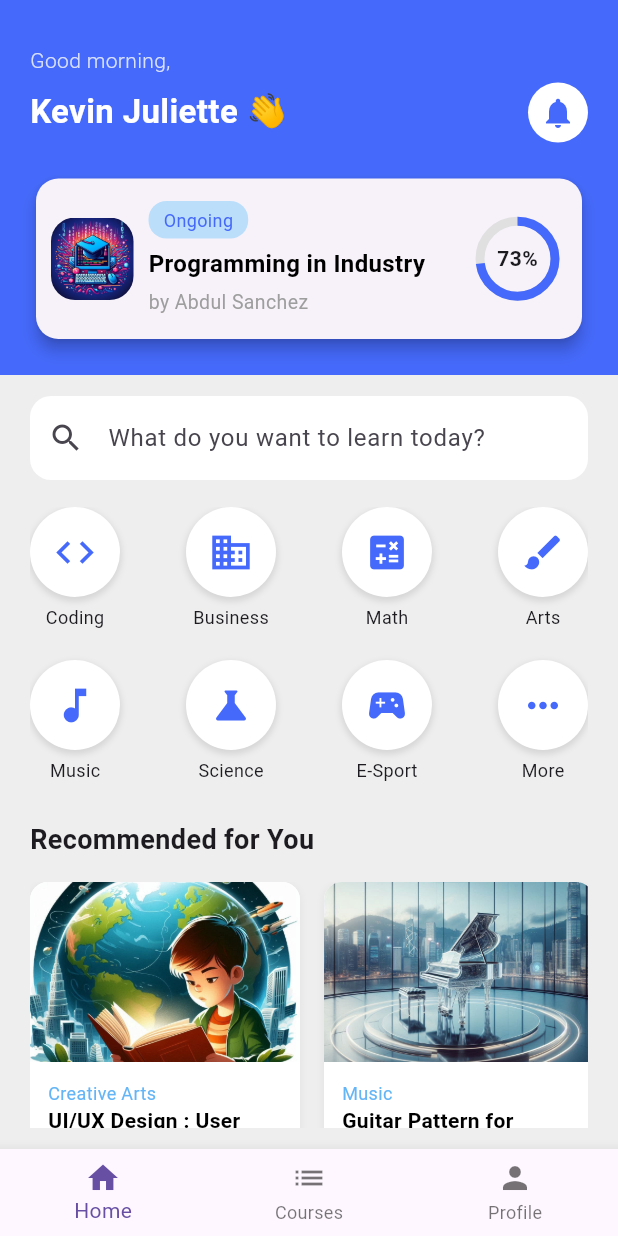
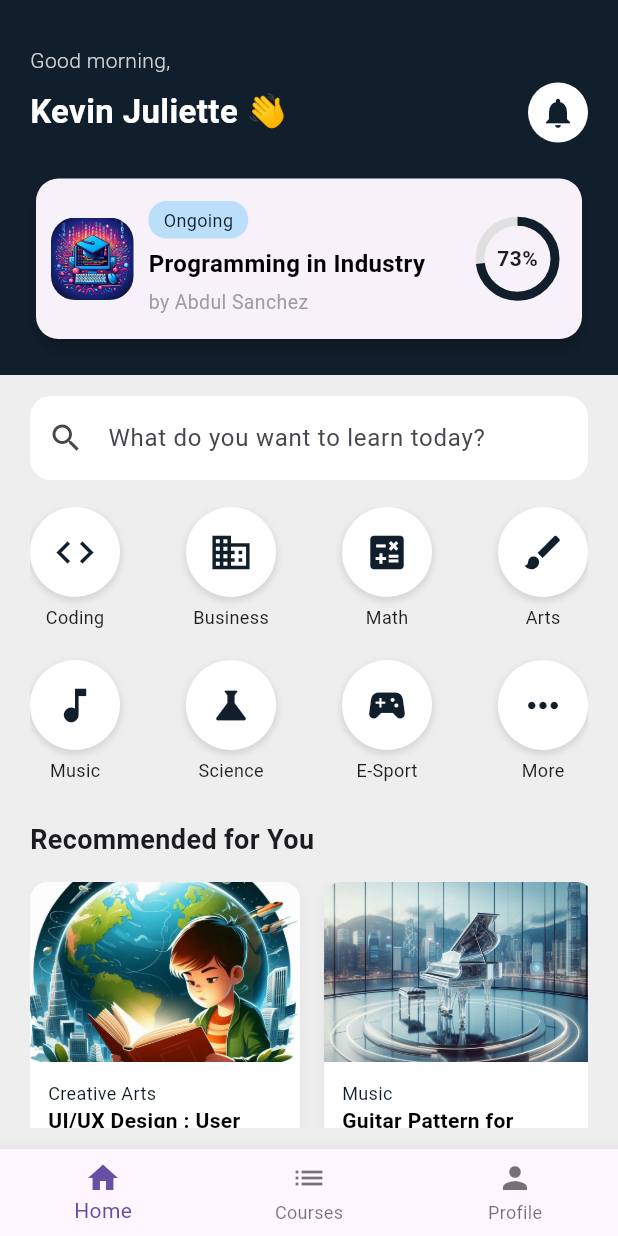
Before and after one commit to sabilulmuttaqin/apk_pembelajaran_mobile, a Flutter app: the screen it shows after launch, on a phone screen of 412 x 824 dp. Run offline on Flutter 3.47's test engine with Material 3 defaults, Android fonts, the phone set to English and light mode, and no system bars; our stand-ins replace get.

Commit message:
Update home_view.dart

```diff
--- a/lib/app/modules/home/views/home_view.dart
+++ b/lib/app/modules/home/views/home_view.dart
@@ -3,6 +3,7 @@ import 'package:get/get.dart';
 import '/app/modules/course/views/course_view.dart';
 import '../controllers/home_controller.dart';
 import '/app/modules/profile/views/profile_view.dart';
+import '/app/modules/history/views/history_view.dart';
 
 class HomeView extends GetView<HomeController> {
   const HomeView({super.key});
@@ -21,7 +22,7 @@ class HomeView extends GetView<HomeController> {
       preferredSize: const Size.fromHeight(250),
       child: AppBar(
         automaticallyImplyLeading: false,
-        backgroundColor: const Color(0xFF4569FA),
+        backgroundColor: const Color.fromARGB(255, 17, 31, 44),
         elevation: 0,
         flexibleSpace: Stack(
           children: [
@@ -70,7 +71,7 @@ class HomeView extends GetView<HomeController> {
               backgroundColor: Colors.white,
               child: Icon(
                 Icons.notifications,
-                color: Color(0xFF4569FA),
+                color: const Color.fromARGB(255, 17, 31, 44),
               ),
             ),
           ],
@@ -130,7 +131,7 @@ class HomeView extends GetView<HomeController> {
           child: const Text(
             'Ongoing',
             style: TextStyle(
-              color: Color(0xFF4569FA),
+              color: const Color.fromARGB(255, 17, 31, 44),
               fontSize: 12,
             ),
           ),
@@ -166,7 +167,9 @@ class HomeView extends GetView<HomeController> {
           child: CircularProgressIndicator(
             value: 0.73,
             strokeWidth: 6,
-            valueColor: const AlwaysStoppedAnimation<Color>(Color(0xFF4569FA)),
+            valueColor: const AlwaysStoppedAnimation<Color>(
+              Color.fromARGB(255, 17, 31, 44),
+            ),
             backgroundColor: Colors.grey[300],
           ),
         ),
@@ -278,7 +281,11 @@ class HomeView extends GetView<HomeController> {
                 ),
               ],
             ),
-            child: Icon(icon, size: 30, color: const Color(0xFF4569FA)),
+            child: Icon(
+              icon,
+              size: 30,
+              color: Color.fromARGB(255, 17, 31, 44),
+            ),
           ),
         ),
         const SizedBox(height: 5),
@@ -360,7 +367,7 @@ class HomeView extends GetView<HomeController> {
                   category,
                   style: TextStyle(
                     fontSize: 12,
-                    color: Colors.blue[300],
+                    color: const Color.fromARGB(255, 17, 31, 44),
                   ),
                 ),
                 Text(
@@ -413,10 +420,9 @@ class HomeView extends GetView<HomeController> {
         if (index == 0) {
           Get.to(() => HomeView());
         } else if (index == 1) {
-          Get.to(() => CourseView());
+          Get.to(() => HistoryView());
         } else if (index == 2) {
-          Get.to(
-              () => ProfileView());
+          Get.to(() => ProfileView());
         }
       },
     );
```
